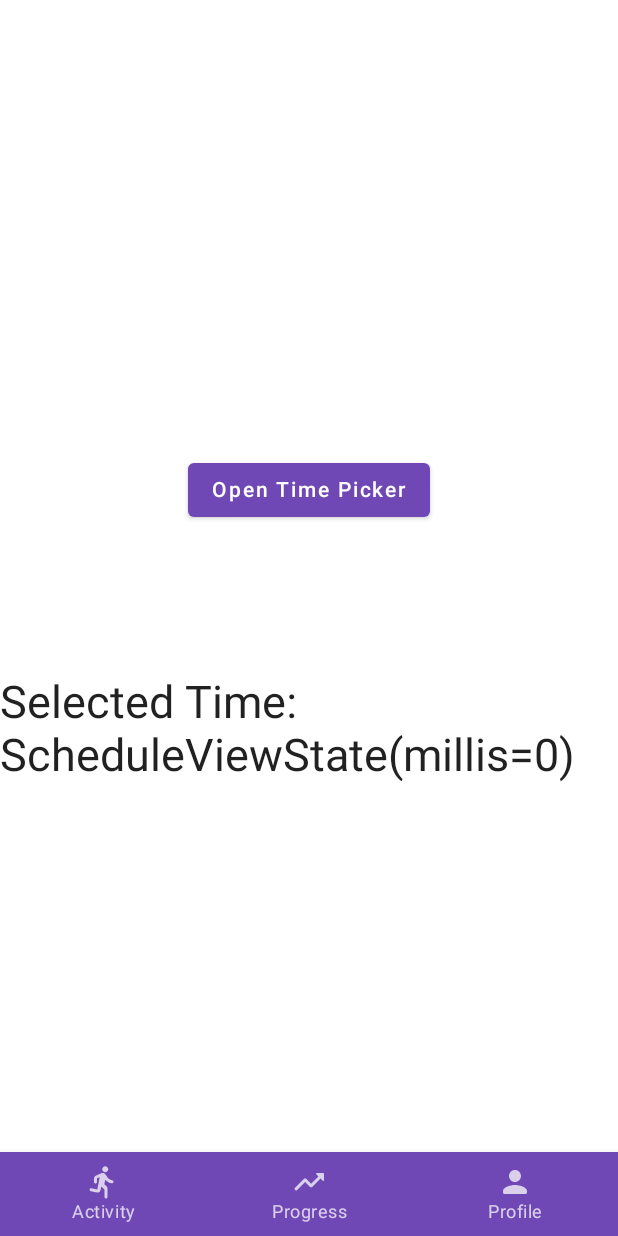
After one commit to capkeik/laufen, an Android app built with Jetpack Compose: the ScheduleScreen screen opened through its navigation route, on a phone screen of 412 x 824 dp. The commit adds this screen. Run offline under Robolectric (Android 15) with nearby library versions, the phone set to English and light mode, and no system bars; our stand-ins replace livedata-compose.

Commit message:
add schedule screen && time picker dialog

```diff
--- a/app/src/main/java/com/example/laufen/maps/nav/App.kt
+++ b/app/src/main/java/com/example/laufen/maps/nav/App.kt
@@ -9,6 +9,7 @@ import androidx.compose.runtime.setValue
 import androidx.navigation.compose.currentBackStackEntryAsState
 import androidx.navigation.compose.rememberNavController
 import com.example.laufen.maps.nav.nested.ActivityScreens
+import com.example.laufen.maps.nav.nested.ProgressScreens
 import com.example.laufen.maps.presentation.composables.BottomNavBar
 import com.example.laufen.ui.theme.LaufenTheme
 
--- a/app/src/main/java/com/example/laufen/maps/nav/MainNavHost.kt
+++ b/app/src/main/java/com/example/laufen/maps/nav/MainNavHost.kt
@@ -7,10 +7,7 @@ import androidx.navigation.compose.composable
 import com.example.laufen.maps.nav.nested.ActivityScreens
 import com.example.laufen.maps.nav.nested.ProfileScreens
 import com.example.laufen.maps.nav.nested.ProgressScreens
-import com.example.laufen.maps.presentation.ActivityScreen
-import com.example.laufen.maps.presentation.ProfileScreen
-import com.example.laufen.maps.presentation.ProgressScreen
-import com.example.laufen.maps.presentation.TrainingScreen
+import com.example.laufen.maps.presentation.*
 
 @Composable
 fun MainNavHost(
@@ -30,6 +27,9 @@ fun MainNavHost(
         composable(ProgressScreens.Progress.route) {
             ProgressScreen(navController)
         }
+        composable(ProgressScreens.Schedule.route) {
+            ScheduleScreen()
+        }
         composable(ProfileScreens.Profile.route) {
             ProfileScreen(navController)
         }
--- a/app/src/main/java/com/example/laufen/maps/nav/nested/ProgressScreens.kt
+++ b/app/src/main/java/com/example/laufen/maps/nav/nested/ProgressScreens.kt
@@ -2,4 +2,5 @@ package com.example.laufen.maps.nav.nested
 
 sealed class ProgressScreens(val route: String) {
     object Progress : ProgressScreens("progress")
+    object Schedule : ProgressScreens("schedule")
 }
--- /dev/null
+++ b/app/src/main/java/com/example/laufen/maps/presentation/schedule/ScheduleScreen.kt
@@ -0,0 +1,59 @@
+package com.example.laufen.maps.presentation
+
+import android.app.TimePickerDialog
+import androidx.compose.foundation.layout.*
+import androidx.compose.material.Button
+import androidx.compose.material.Text
+import androidx.compose.runtime.*
+import androidx.compose.runtime.livedata.observeAsState
+import androidx.compose.ui.Alignment
+import androidx.compose.ui.Modifier
+import androidx.compose.ui.graphics.Color
+import androidx.compose.ui.platform.LocalContext
+import androidx.compose.ui.unit.dp
+import androidx.compose.ui.unit.sp
+import androidx.lifecycle.viewmodel.compose.viewModel
+import com.example.laufen.maps.presentation.schedule.ScheduleViewModel
+import com.example.laufen.maps.presentation.schedule.ScheduleViewState
+import java.util.*
+
+@Composable
+fun ScheduleScreen() {
+    val viewModel: ScheduleViewModel = viewModel()
+    val context = LocalContext.current
+
+    val calendar = Calendar.getInstance()
+    val hourOfDay = calendar[Calendar.HOUR_OF_DAY]
+    val minute = calendar[Calendar.MINUTE]
+
+    // Value for storing time as a string
+    val time: State<ScheduleViewState> = viewModel.viewState.observeAsState(ScheduleViewState(0))
+    val timePickerDialog = TimePickerDialog(
+        context,
+        { _, hour: Int, mMinute: Int ->
+            calendar.set(Calendar.HOUR_OF_DAY, hour)
+            calendar.set(Calendar.MINUTE, mMinute)
+            viewModel.putMillis(calendar.timeInMillis)
+        }, hourOfDay, minute, false
+    )
+
+    Column(
+        modifier = Modifier.fillMaxSize(),
+        verticalArrangement = Arrangement.Center, horizontalAlignment = Alignment.CenterHorizontally
+    ) {
+
+        // On button click, TimePicker is
+        // displayed, user can select a time
+        Button(
+            onClick = { timePickerDialog.show() }
+        ) {
+            Text(text = "Open Time Picker", color = Color.White)
+        }
+
+        // Add a spacer of 100dp
+        Spacer(modifier = Modifier.size(100.dp))
+
+        // Display selected time
+        Text(text = "Selected Time: ${time.value}", fontSize = 30.sp)
+    }
+}
--- /dev/null
+++ b/app/src/main/java/com/example/laufen/maps/presentation/schedule/ScheduleViewModel.kt
@@ -0,0 +1,22 @@
+package com.example.laufen.maps.presentation.schedule
+
+import androidx.lifecycle.LiveData
+import androidx.lifecycle.MutableLiveData
+import androidx.lifecycle.ViewModel
+
+data class ScheduleViewState(
+    val millis: Long = 0
+)
+
+class ScheduleViewModel : ViewModel() {
+    private val _viewState: MutableLiveData<ScheduleViewState> = MutableLiveData(ScheduleViewState())
+    val viewState: LiveData<ScheduleViewState> get() = _viewState
+
+    fun putMillis(millis: Long) {
+        _viewState.postValue(
+            viewState.value?.copy(
+            millis = millis
+            )
+        )
+    }
+}
```
Also changed, not shown: app/src/main/java/com/example/laufen/maps/presentation/ProgressScreen.kt (+22 -1 lines).
